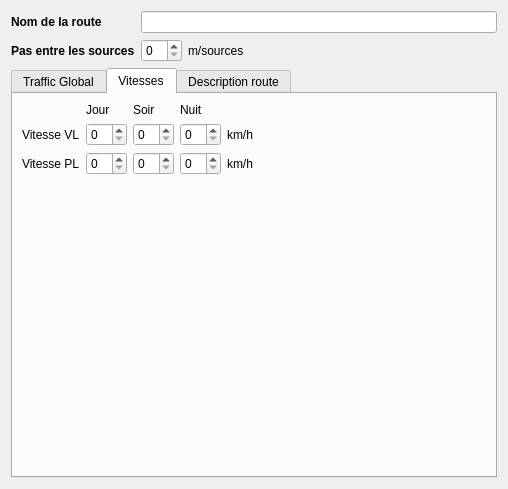
Jiunixo/test_mig2, file Tympan/GraphicIHM/DataManagerIHM/TYRouteWidget.ui: the form before one commit.
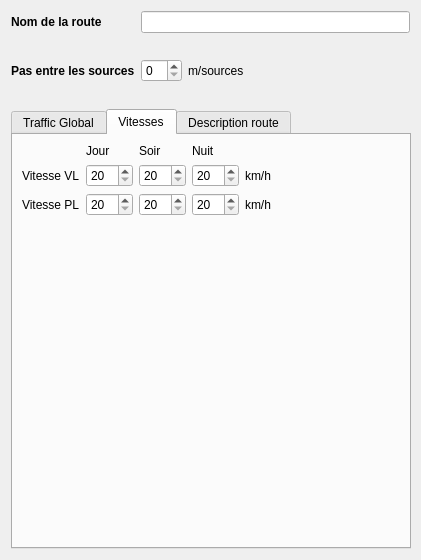
The form after the commit. The open tabs and pages were chosen to show the change.

Commit message:
[TYRouteWidget] Update the Qt Designer file
* update minimum size of the widget to accomodate the space
  required by TYAcousticLineWidget
* change min and max values for the speed

related to #1507362

Diff of the .ui file:
```diff
--- a/Tympan/GraphicIHM/DataManagerIHM/TYRouteWidget.ui
+++ b/Tympan/GraphicIHM/DataManagerIHM/TYRouteWidget.ui
@@ -6,10 +6,16 @@
    <rect>
     <x>0</x>
     <y>0</y>
-    <width>508</width>
-    <height>489</height>
+    <width>421</width>
+    <height>560</height>
    </rect>
   </property>
+  <property name="minimumSize">
+   <size>
+    <width>400</width>
+    <height>560</height>
+   </size>
+  </property>
   <property name="windowTitle">
    <string>Form</string>
   </property>
@@ -83,6 +89,18 @@
    </item>
    <item>
     <widget class="QTabWidget" name="tabWidget">
+     <property name="sizePolicy">
+      <sizepolicy hsizetype="Preferred" vsizetype="Preferred">
+       <horstretch>0</horstretch>
+       <verstretch>0</verstretch>
+      </sizepolicy>
+     </property>
+     <property name="minimumSize">
+      <size>
+       <width>400</width>
+       <height>400</height>
+      </size>
+     </property>
      <property name="currentIndex">
       <number>2</number>
      </property>
@@ -443,16 +461,44 @@
         </widget>
        </item>
        <item row="2" column="1">
-        <widget class="QSpinBox" name="vitesse_pl_jour"/>
+        <widget class="QSpinBox" name="vitesse_pl_jour">
+         <property name="minimum">
+          <number>20</number>
+         </property>
+         <property name="maximum">
+          <number>100</number>
+         </property>
+        </widget>
        </item>
        <item row="1" column="1">
-        <widget class="QSpinBox" name="vitesse_vl_jour"/>
+        <widget class="QSpinBox" name="vitesse_vl_jour">
+         <property name="minimum">
+          <number>20</number>
+         </property>
+         <property name="maximum">
+          <number>130</number>
+         </property>
+        </widget>
        </item>
        <item row="1" column="2">
-        <widget class="QSpinBox" name="vitesse_vl_soir"/>
+        <widget class="QSpinBox" name="vitesse_vl_soir">
+         <property name="minimum">
+          <number>20</number>
+         </property>
+         <property name="maximum">
+          <number>130</number>
+         </property>
+        </widget>
        </item>
        <item row="1" column="3">
-        <widget class="QSpinBox" name="vitesse_vl_nuit"/>
+        <widget class="QSpinBox" name="vitesse_vl_nuit">
+         <property name="minimum">
+          <number>20</number>
+         </property>
+         <property name="maximum">
+          <number>130</number>
+         </property>
+        </widget>
        </item>
        <item row="1" column="4">
         <widget class="QLabel" name="label_13">
@@ -462,10 +508,24 @@
         </widget>
        </item>
        <item row="2" column="2">
-        <widget class="QSpinBox" name="vitesse_pl_soir"/>
+        <widget class="QSpinBox" name="vitesse_pl_soir">
+         <property name="minimum">
+          <number>20</number>
+         </property>
+         <property name="maximum">
+          <number>100</number>
+         </property>
+        </widget>
        </item>
        <item row="2" column="3">
-        <widget class="QSpinBox" name="vitesse_pl_nuit"/>
+        <widget class="QSpinBox" name="vitesse_pl_nuit">
+         <property name="minimum">
+          <number>20</number>
+         </property>
+         <property name="maximum">
+          <number>100</number>
+         </property>
+        </widget>
        </item>
        <item row="2" column="4">
         <widget class="QLabel" name="label_14">
```
Left out of the diff: 2 changed lines with no effect on the pictures.
